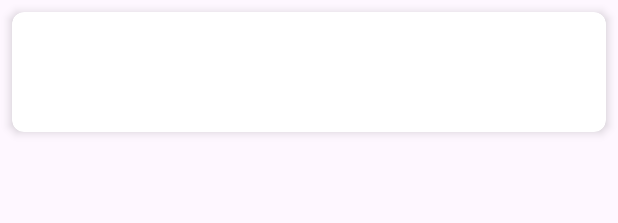
After one commit to manykun/Note, an Android app: the layout item_note.xml on its own in the app's theme, with its tools: preview values and no code run, on a phone screen of 412 x 824 dp. The commit adds this screen. Shown: the top 223 px of the screen. Run offline under Robolectric (Android 15) with nearby library versions, the phone set to English and light mode, and no system bars.

Commit message:
feat：粗糙实现笔记列表

```diff
--- a/frontend/app/build.gradle
+++ b/frontend/app/build.gradle
@@ -43,6 +43,8 @@ dependencies {
     implementation libs.ormlite.android
     implementation libs.j256.ormlite.core
 
+    implementation libs.recyclerview
+
     implementation libs.xui
     implementation libs.glide
     implementation libs.okhttp
--- /dev/null
+++ b/frontend/app/src/main/res/layout/item_note.xml
@@ -0,0 +1,33 @@
+<?xml version="1.0" encoding="utf-8"?>
+<androidx.cardview.widget.CardView xmlns:android="http://schemas.android.com/apk/res/android"
+    xmlns:card_view="http://schemas.android.com/apk/res-auto"
+    android:layout_width="match_parent"
+    android:layout_height="wrap_content"
+    android:layout_margin="8dp"
+    card_view:cardCornerRadius="8dp"
+    card_view:cardElevation="4dp"
+    card_view:cardBackgroundColor="@android:color/white">
+
+    <LinearLayout
+        android:layout_width="match_parent"
+        android:layout_height="wrap_content"
+        android:orientation="vertical"
+        android:padding="16dp">
+
+        <TextView
+            android:id="@+id/note_title"
+            android:layout_width="wrap_content"
+            android:layout_height="wrap_content"
+            android:textSize="18sp"
+            android:textStyle="bold"
+            android:textColor="@android:color/black"
+            android:paddingBottom="4dp" />
+
+        <TextView
+            android:id="@+id/note_content"
+            android:layout_width="wrap_content"
+            android:layout_height="wrap_content"
+            android:textSize="14sp"
+            android:textColor="@android:color/darker_gray" />
+    </LinearLayout>
+</androidx.cardview.widget.CardView>
--- /dev/null
+++ b/frontend/app/src/main/res/menu/note_list.xml
@@ -0,0 +1,4 @@
+<?xml version="1.0" encoding="utf-8"?>
+<menu xmlns:android="http://schemas.android.com/apk/res/android">
+
+</menu>
--- a/frontend/gradle/libs.versions.toml
+++ b/frontend/gradle/libs.versions.toml
@@ -16,6 +16,7 @@ navigationFragment = "2.6.0"
 navigationUi = "2.6.0"
 okhttp = "3.14.9"
 ormliteAndroid = "5.1"
+recyclerview = "1.3.2"
 xormliteCompiler = "1.0.2"
 xormliteRuntime = "1.0.2"
 xpageLib = "3.4.0"
@@ -39,6 +40,7 @@ navigation-fragment = { group = "androidx.navigation", name = "navigation-fragme
 navigation-ui = { group = "androidx.navigation", name = "navigation-ui", version.ref = "navigationUi" }
 okhttp = { module = "com.squareup.okhttp3:okhttp", version.ref = "okhttp" }
 ormlite-android = { module = "com.j256.ormlite:ormlite-android", version.ref = "ormliteAndroid" }
+recyclerview = { module = "androidx.recyclerview:recyclerview", version.ref = "recyclerview" }
 xormlite-compiler = { module = "com.github.xuexiangjys.XOrmlite:xormlite-compiler", version.ref = "xormliteCompiler" }
 xormlite-runtime = { module = "com.github.xuexiangjys.XOrmlite:xormlite-runtime", version.ref = "xormliteRuntime" }
 xpage-compiler = { module = "com.github.xuexiangjys.XPage:xpage-compiler", version.ref = "xpageLib" }
```
Also changed, not shown: frontend/app/src/main/java/android/example/note/NoteAdapter.java (added, +128 -0 lines), frontend/app/src/main/java/android/example/note/NoteListFragment.java (+48 -13 lines), frontend/app/src/main/res/layout/notelistfragment.xml (+13 -13 lines).
